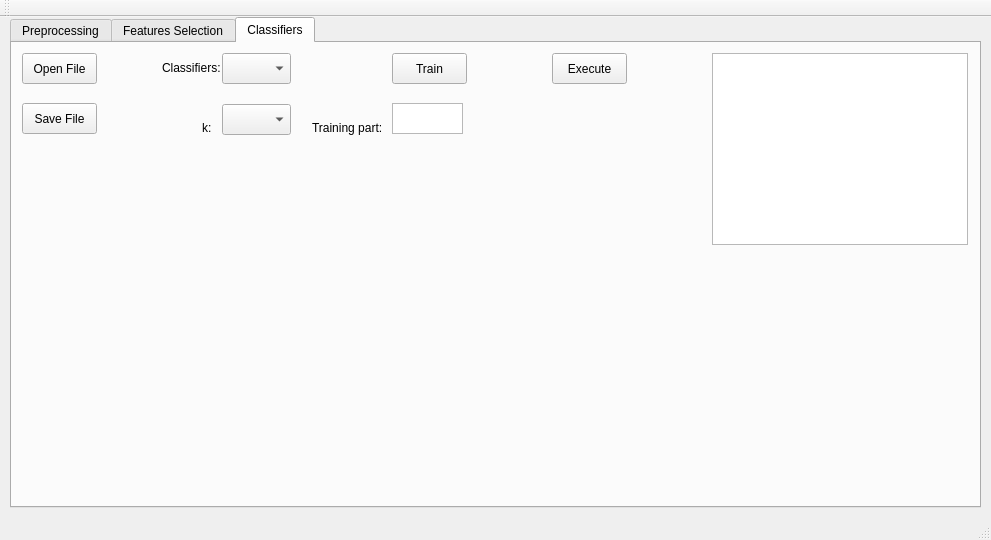
First picture: the form in SMPD/mainwindow.ui, repository Jack53416/SMPD, before the edit.
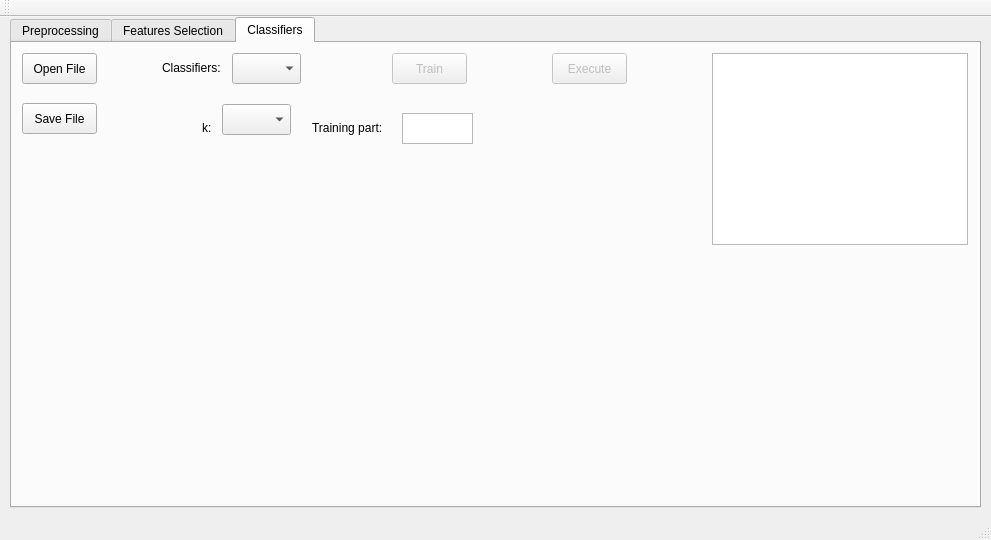
Second picture: the form after the edit.

```diff
--- a/SMPD/mainwindow.ui
+++ b/SMPD/mainwindow.ui
@@ -15,6 +15,9 @@
   </property>
   <widget class="QWidget" name="centralWidget">
    <widget class="QTabWidget" name="tabWidget">
+    <property name="enabled">
+     <bool>true</bool>
+    </property>
     <property name="geometry">
      <rect>
       <x>10</x>
@@ -230,6 +233,9 @@
       </property>
      </widget>
      <widget class="QPushButton" name="CpushButtonTrain">
+      <property name="enabled">
+       <bool>false</bool>
+      </property>
       <property name="geometry">
        <rect>
         <x>380</x>
@@ -258,24 +264,33 @@
      <widget class="QComboBox" name="CcomboBoxClassifiers">
       <property name="geometry">
        <rect>
-        <x>210</x>
+        <x>220</x>
         <y>10</y>
         <width>69</width>
         <height>31</height>
        </rect>
       </property>
+      <property name="editable">
+       <bool>false</bool>
+      </property>
      </widget>
      <widget class="QPlainTextEdit" name="CplainTextEditTrainingPart">
       <property name="geometry">
        <rect>
-        <x>380</x>
-        <y>60</y>
+        <x>390</x>
+        <y>70</y>
         <width>71</width>
         <height>31</height>
        </rect>
       </property>
+      <property name="readOnly">
+       <bool>true</bool>
+      </property>
      </widget>
      <widget class="QPushButton" name="CpushButtonExecute">
+      <property name="enabled">
+       <bool>false</bool>
+      </property>
       <property name="geometry">
        <rect>
         <x>540</x>
```
Left out of the diff: 2 changed lines with no effect on the pictures.
